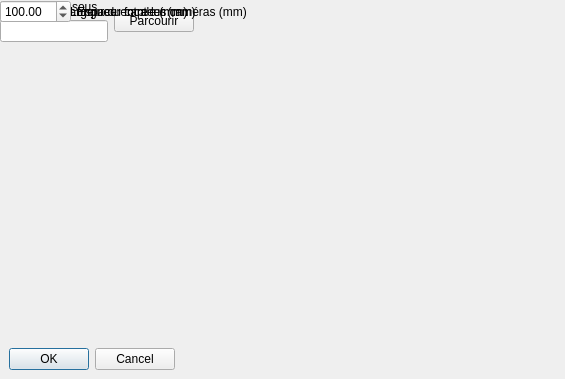
First picture: the form in GUI/exportdialog.ui, repository clemux/Stereovision, before the edit.
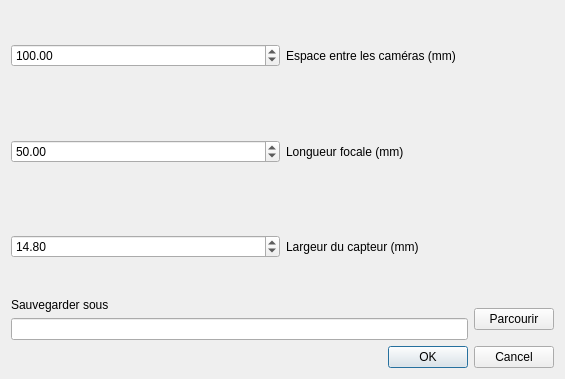
Second picture: the form after the edit.

Commit message: Fix layout export.

What changed in the file:
```diff
--- a/GUI/exportdialog.ui
+++ b/GUI/exportdialog.ui
@@ -13,23 +13,68 @@
   <property name="windowTitle">
    <string>Dialog</string>
   </property>
-  <widget class="QDialogButtonBox" name="buttonBox">
-   <property name="geometry">
-    <rect>
-     <x>9</x>
-     <y>348</y>
-     <width>166</width>
-     <height>22</height>
-    </rect>
-   </property>
-   <property name="orientation">
-    <enum>Qt::Horizontal</enum>
-   </property>
-   <property name="standardButtons">
-    <set>QDialogButtonBox::Cancel|QDialogButtonBox::Ok</set>
-   </property>
-  </widget>
-  <widget class="QWidget" name="">
+  <layout class="QVBoxLayout" name="verticalLayout_2">
+   <item>
+    <layout class="QHBoxLayout" name="horizontalLayout_3">
+     <item>
+      <widget class="QDoubleSpinBox" name="baselineBox">
+       <property name="maximum">
+        <double>9999.989999999999782</double>
+       </property>
+       <property name="value">
+        <double>100.000000000000000</double>
+       </property>
+      </widget>
+     </item>
+     <item>
+      <widget class="QLabel" name="label_3">
+       <property name="text">
+        <string>Espace entre les caméras (mm)</string>
+       </property>
+      </widget>
+     </item>
+    </layout>
+   </item>
+   <item>
+    <layout class="QHBoxLayout" name="horizontalLayout_4">
+     <item>
+      <widget class="QDoubleSpinBox" name="focalBox">
+       <property name="maximum">
+        <double>990.990000000000009</double>
+       </property>
+       <property name="value">
+        <double>50.000000000000000</double>
+       </property>
+      </widget>
+     </item>
+     <item>
+      <widget class="QLabel" name="label_4">
+       <property name="text">
+        <string>Longueur focale (mm)</string>
+       </property>
+      </widget>
+     </item>
+    </layout>
+   </item>
+   <item>
+    <layout class="QHBoxLayout" name="horizontalLayout">
+     <item>
+      <widget class="QDoubleSpinBox" name="sensorWidthBox">
+       <property name="value">
+        <double>14.800000000000001</double>
+       </property>
+      </widget>
+     </item>
+     <item>
+      <widget class="QLabel" name="label">
+       <property name="text">
+        <string>Largeur du capteur (mm)</string>
+       </property>
+      </widget>
+     </item>
+    </layout>
+   </item>
+   <item>
    <layout class="QHBoxLayout" name="horizontalLayout_2">
     <item>
      <layout class="QVBoxLayout" name="verticalLayout">
@@ -53,67 +98,18 @@
      </widget>
     </item>
    </layout>
-  </widget>
-  <widget class="QWidget" name="">
-   <layout class="QHBoxLayout" name="horizontalLayout">
-    <item>
-     <widget class="QDoubleSpinBox" name="sensorWidthBox">
-      <property name="value">
-       <double>14.800000000000001</double>
-      </property>
-     </widget>
     </item>
     <item>
-     <widget class="QLabel" name="label">
-      <property name="text">
-       <string>Largeur du capteur (mm)</string>
-      </property>
-     </widget>
-    </item>
-   </layout>
-  </widget>
-  <widget class="QWidget" name="">
-   <layout class="QHBoxLayout" name="horizontalLayout_4">
-    <item>
-     <widget class="QDoubleSpinBox" name="focalBox">
-      <property name="maximum">
-       <double>990.990000000000009</double>
-      </property>
-      <property name="value">
-       <double>50.000000000000000</double>
-      </property>
-     </widget>
-    </item>
-    <item>
-     <widget class="QLabel" name="label_4">
-      <property name="text">
-       <string>Longueur focale (mm)</string>
-      </property>
-     </widget>
-    </item>
-   </layout>
-  </widget>
-  <widget class="QWidget" name="">
-   <layout class="QHBoxLayout" name="horizontalLayout_3">
-    <item>
-     <widget class="QDoubleSpinBox" name="baselineBox">
-      <property name="maximum">
-       <double>9999.989999999999782</double>
-      </property>
-      <property name="value">
-       <double>100.000000000000000</double>
-      </property>
-     </widget>
-    </item>
-    <item>
-     <widget class="QLabel" name="label_3">
-      <property name="text">
-       <string>Espace entre les caméras (mm)</string>
-      </property>
-     </widget>
-    </item>
-   </layout>
-  </widget>
+    <widget class="QDialogButtonBox" name="buttonBox">
+     <property name="orientation">
+      <enum>Qt::Horizontal</enum>
+     </property>
+     <property name="standardButtons">
+      <set>QDialogButtonBox::Cancel|QDialogButtonBox::Ok</set>
+     </property>
+    </widget>
+   </item>
+  </layout>
  </widget>
  <resources/>
  <connections>
```
Lines whose indentation alone changed are shown as unchanged.
